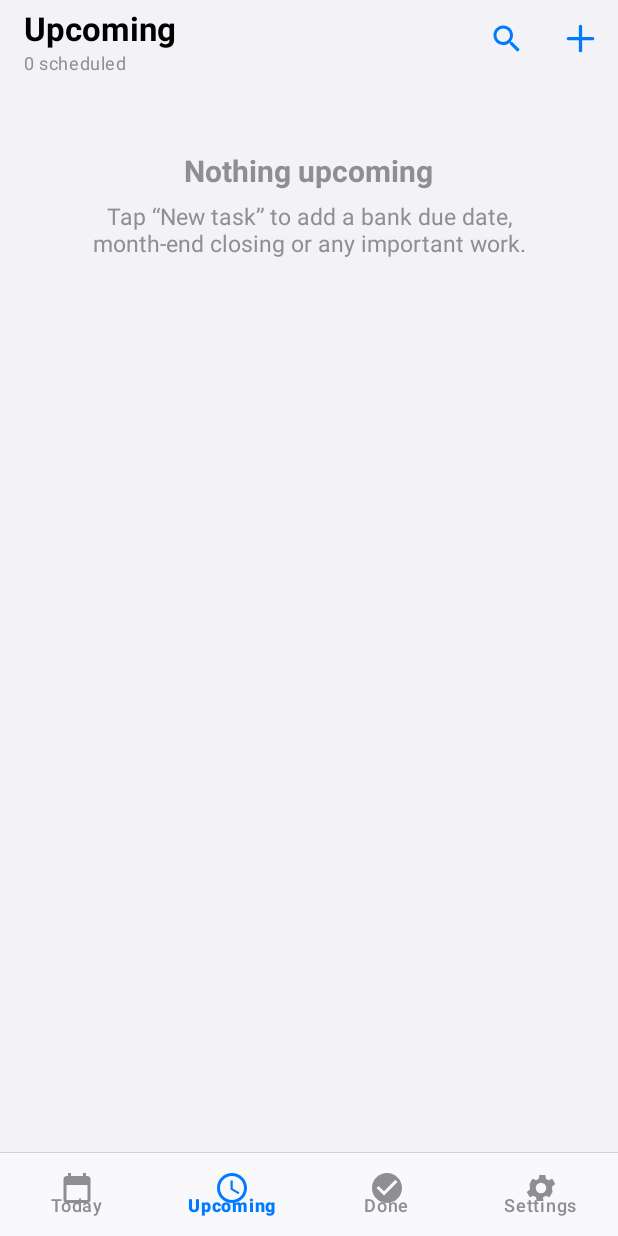
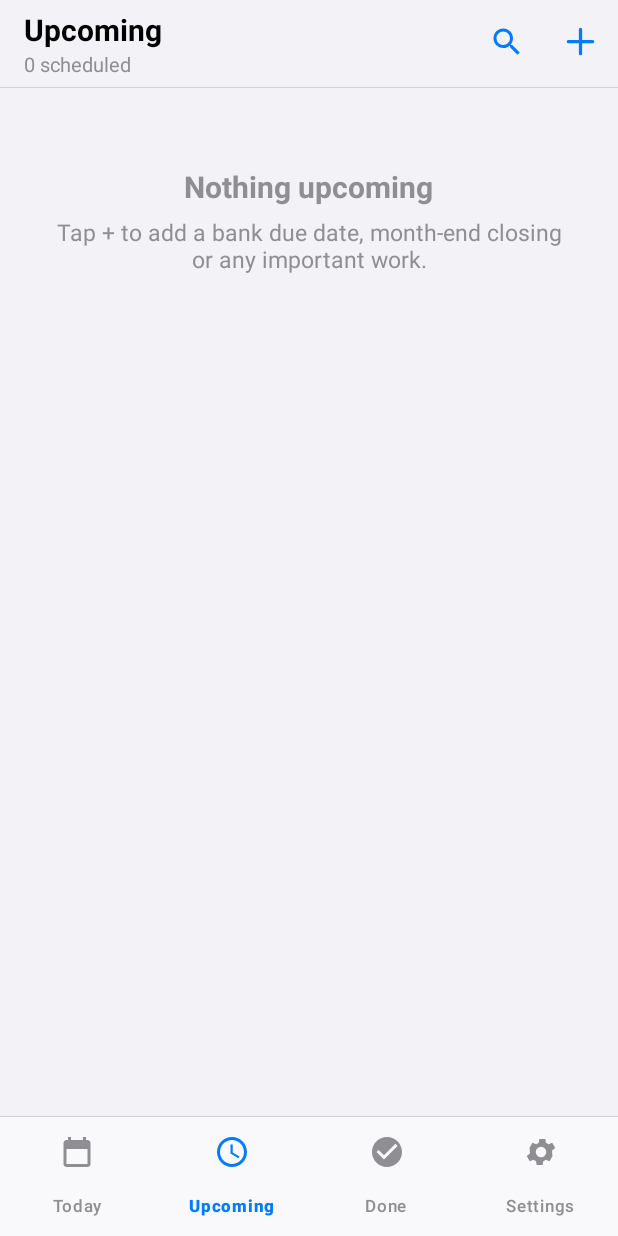
Before and after one commit to MySoftwares1996/To-do, an Android app: the screen it shows after launch (MainActivity), item 2 of the bottom bar chosen, on a phone screen of 412 x 824 dp. Run offline under Robolectric (Android 15) with nearby library versions, the phone set to English and light mode, and no system bars; pictures from the network do not load.

Commit message:
Fix cut-off title bar, overlapping tab labels and wrapping rows
- Title and summary are own views in a title bar that grows with the
  phone's text size (summary was cut off on large-font phones)
- Hairline under the title bar so scrolled content never looks cut
- Bottom tabs use their natural height; labels no longer overlap icons
- Form/settings rows keep title and value on one line; shorter labels
  ('Snooze', 'Repeat important', 'Tomorrow snooze at')
- Empty-list hint says 'Tap +'

Co-Authored-By: Claude Opus 5.5 <noreply@anthropic.com>
Claude-Session: https://claude.ai/code/session_014UzGkcQNyaEZzZ9vhHdMde

```diff
--- a/app/src/main/java/com/mysoftwares/todo/MainActivity.kt
+++ b/app/src/main/java/com/mysoftwares/todo/MainActivity.kt
@@ -62,6 +62,7 @@ class MainActivity : BaseActivity() {
         setContentView(R.layout.activity_main)
         val bar = findViewById<MaterialToolbar>(R.id.toolbar)
         setSupportActionBar(bar)
+        supportActionBar?.setDisplayShowTitleEnabled(false) // own title + summary views (never cut off)
         list = findViewById(R.id.list)
         settingsPage = findViewById(R.id.settings_page)
         search = findViewById(R.id.search)
@@ -119,7 +120,7 @@ class MainActivity : BaseActivity() {
     private fun showTab(t: Tab) {
         tab = t
         onSettings = false
-        supportActionBar?.title = t.title
+        setHeader(t.title, null)
         list.visibility = View.VISIBLE
         settingsPage.visibility = View.GONE
         search.visibility = if (searchOpen) View.VISIBLE else View.GONE
@@ -131,8 +132,7 @@ class MainActivity : BaseActivity() {
 
     private fun showSettings() {
         onSettings = true
-        supportActionBar?.title = getString(R.string.ui_settings)
-        supportActionBar?.subtitle = "Office To-Do ${Updater.currentVersionName}"
+        setHeader(getString(R.string.ui_settings), "Office To-Do ${Updater.currentVersionName}")
         list.visibility = View.GONE
         settingsPage.visibility = View.VISIBLE
         search.visibility = View.GONE
@@ -335,7 +335,7 @@ class MainActivity : BaseActivity() {
     private fun refresh() {
         val tasks = TaskDb.get(this).all()
         adapter.submitList(TaskAdapter.buildRows(tasks, tab, Reliability.problemCount(this), query))
-        if (!onSettings) supportActionBar?.subtitle = TaskAdapter.summary(tasks, tab, query)
+        if (!onSettings) setHeader(null, TaskAdapter.summary(tasks, tab, query))
         // Red badge on the Today tab = number of overdue tasks.
         val now = System.currentTimeMillis()
         val overdue = tasks.count { !it.done && it.dueAt < now }
@@ -462,6 +462,12 @@ class MainActivity : BaseActivity() {
 
     private fun toast(msg: String) = updates.toast(msg)
 
+    /** Title and one-line summary in the top bar (null = keep the current text). */
+    private fun setHeader(title: String?, subtitle: String?) {
+        title?.let { findViewById<android.widget.TextView>(R.id.header_title).text = it }
+        subtitle?.let { findViewById<android.widget.TextView>(R.id.header_subtitle).text = it }
+    }
+
     /** 🔍 shows a search bar under the title; tapping it again closes and clears it. */
     private fun toggleSearch() {
         searchOpen = !searchOpen
--- a/app/src/main/res/layout/activity_main.xml
+++ b/app/src/main/res/layout/activity_main.xml
@@ -16,15 +16,48 @@
         app:liftOnScroll="true">
 
         <!-- One-line title bar: title + summary on the left, search and + on the right -->
+        <!-- Title bar: grows with the phone's text size so nothing is cut off -->
         <com.google.android.material.appbar.MaterialToolbar
             android:id="@+id/toolbar"
             android:layout_width="match_parent"
-            android:layout_height="52dp"
+            android:layout_height="wrap_content"
+            android:minHeight="56dp"
             android:background="@color/ios_bg"
-            android:paddingStart="4dp"
-            app:subtitleTextAppearance="@style/IosToolbarSubtitle"
-            app:titleCentered="false"
-            app:titleTextAppearance="@style/IosToolbarTitle" />
+            app:contentInsetStart="16dp"
+            app:titleCentered="false">
+
+            <LinearLayout
+                android:layout_width="wrap_content"
+                android:layout_height="wrap_content"
+                android:layout_gravity="center_vertical|start"
+                android:orientation="vertical"
+                android:paddingVertical="6dp">
+
+                <TextView
+                    android:id="@+id/header_title"
+                    android:layout_width="wrap_content"
+                    android:layout_height="wrap_content"
+                    android:maxLines="1"
+                    android:textColor="@color/ios_label"
+                    android:textSize="20sp"
+                    android:textStyle="bold" />
+
+                <TextView
+                    android:id="@+id/header_subtitle"
+                    android:layout_width="wrap_content"
+                    android:layout_height="wrap_content"
+                    android:ellipsize="end"
+                    android:maxLines="1"
+                    android:textColor="@color/ios_secondary"
+                    android:textSize="13sp" />
+            </LinearLayout>
+        </com.google.android.material.appbar.MaterialToolbar>
+
+        <!-- Hairline under the title bar so scrolled content never looks cut -->
+        <View
+            android:layout_width="match_parent"
+            android:layout_height="0.6dp"
+            android:background="@color/ios_separator" />
 
         <!-- Search bar (task tabs only) -->
         <EditText
@@ -32,6 +65,7 @@
             android:layout_width="match_parent"
             android:layout_height="38dp"
             android:layout_marginHorizontal="16dp"
+            android:layout_marginTop="6dp"
             android:layout_marginBottom="6dp"
             android:background="@drawable/bg_search"
             android:drawableStart="@drawable/ic_search"
@@ -54,7 +88,8 @@
         android:layout_height="match_parent"
         android:clipToPadding="false"
         android:paddingHorizontal="10dp"
-        android:paddingBottom="72dp"
+        android:paddingTop="4dp"
+        android:paddingBottom="96dp"
         app:layout_behavior="@string/appbar_scrolling_view_behavior" />
 
     <!-- Settings tab content -->
@@ -63,7 +98,8 @@
         android:layout_width="match_parent"
         android:layout_height="match_parent"
         android:clipToPadding="false"
-        android:paddingBottom="72dp"
+        android:paddingTop="4dp"
+        android:paddingBottom="96dp"
         android:visibility="gone"
         app:layout_behavior="@string/appbar_scrolling_view_behavior">
 
@@ -155,12 +191,14 @@
     <com.google.android.material.bottomnavigation.BottomNavigationView
         android:id="@+id/bottom_nav"
         android:layout_width="match_parent"
-        android:layout_height="56dp"
+        android:layout_height="wrap_content"
         android:layout_gravity="bottom"
         android:background="@drawable/bg_tab_bar"
         app:elevation="0dp"
         app:itemIconTint="@color/tab_tint"
         app:itemTextColor="@color/tab_tint"
+        app:itemTextAppearanceActive="@style/TabLabel"
+        app:itemTextAppearanceInactive="@style/TabLabel"
         app:labelVisibilityMode="labeled"
         app:menu="@menu/bottom_tabs" />
 </androidx.coordinatorlayout.widget.CoordinatorLayout>
--- a/app/src/main/res/layout/item_form_row.xml
+++ b/app/src/main/res/layout/item_form_row.xml
@@ -27,6 +27,8 @@
             android:id="@+id/row_title"
             android:layout_width="wrap_content"
             android:layout_height="wrap_content"
+            android:ellipsize="end"
+            android:maxLines="1"
             android:textColor="@color/ios_label"
             android:textSize="16sp" />
 
@@ -43,6 +45,8 @@
         android:id="@+id/row_value"
         android:layout_width="wrap_content"
         android:layout_height="wrap_content"
+        android:ellipsize="end"
+        android:maxLines="1"
         android:layout_marginStart="8dp"
         android:gravity="end"
         android:maxWidth="200dp"
--- a/app/src/main/res/values/strings.xml
+++ b/app/src/main/res/values/strings.xml
@@ -4,7 +4,7 @@
     <string name="new_task">New task</string>
     <string name="edit_task">Edit task</string>
     <string name="banner_problems">⚠  %1$d setting(s) may stop your alarms. Tap to fix.</string>
-    <string name="empty">Tap “New task” to add a bank due date, month-end closing or any important work.</string>
+    <string name="empty">Tap + to add a bank due date, month-end closing or any important work.</string>
     <string name="widget_description">Your next pending tasks. Tap ✔ to mark one done.</string>
     <string name="backup_title">Backup &amp; restore</string>
     <string name="appearance_title">Appearance</string>
@@ -69,14 +69,14 @@
     <string name="snooze_2_hours">2 hours</string>
     <string name="snooze_tomorrow">Tomorrow, %1$s</string>
     <string name="snooze_pick_time">Pick a time…</string>
-    <string name="set_morning">\"Tomorrow\" snooze time</string>
+    <string name="set_morning">Tomorrow snooze at</string>
     <string name="report_on_time_means">Counts as on time</string>
     <string name="report_share">Share Excel (CSV) file</string>
     <!-- Messages and dialogs (moved out of the Kotlin code) -->
     <string name="msg_alarm_sound">Alarm sound</string>
     <string name="msg_vibrate_only">Vibrate only</string>
-    <string name="msg_snooze_buttons">Snooze buttons</string>
-    <string name="msg_repeat_important_every">Repeat important every</string>
+    <string name="msg_snooze_buttons">Snooze</string>
+    <string name="msg_repeat_important_every">Repeat important</string>
     <string name="msg_ring_for">Ring for</string>
     <string name="msg_test_alarm">Test alarm</string>
     <string name="msg_weekly_off">Weekly off</string>
--- a/app/src/main/res/values/themes.xml
+++ b/app/src/main/res/values/themes.xml
@@ -56,6 +56,10 @@
     <style name="IosToolbarSubtitle" parent="TextAppearance.Material3.BodySmall">
         <item name="android:textSize">12sp</item>
         <item name="android:textColor">@color/ios_secondary</item>
+    </style>
+
+    <style name="TabLabel" parent="TextAppearance.Material3.LabelSmall">
+        <item name="android:textSize">11sp</item>
     </style>
 
     <style name="IosLargeTitle" parent="TextAppearance.Material3.DisplaySmall">
```
